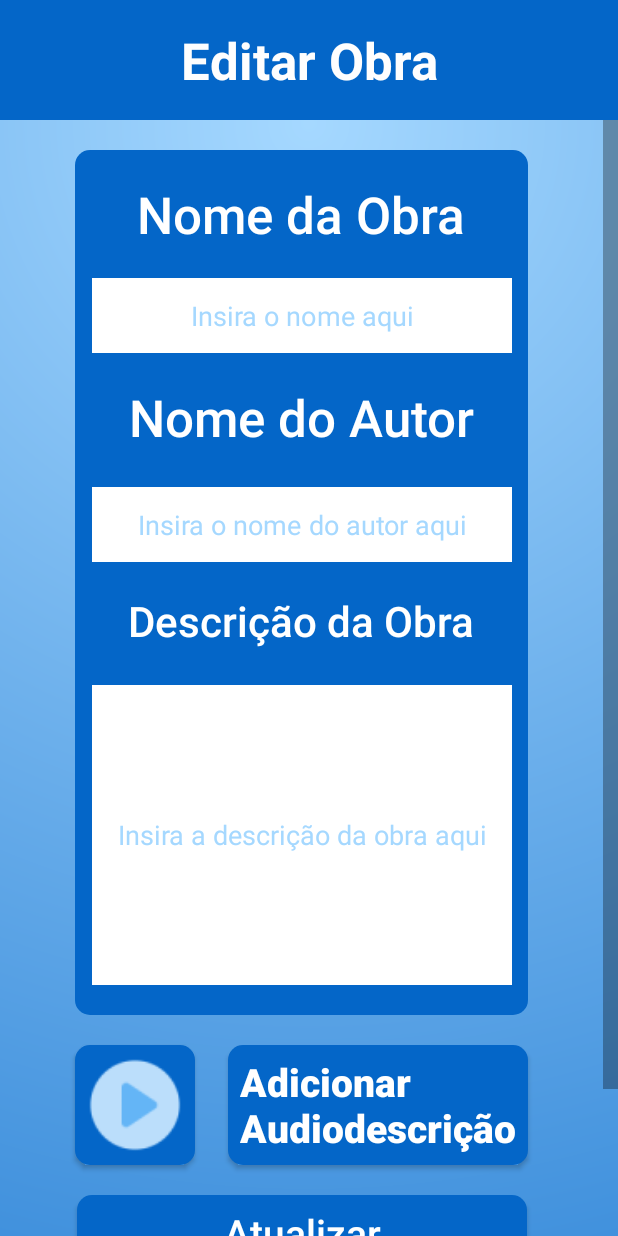
After one commit to pmas98/trabalhoDesMobile, an Android app: the EdicaoObra screen opened directly, with no data from a screen before it, on a phone screen of 412 x 824 dp. The commit adds this screen. Run offline under Robolectric (Android 15) with nearby library versions, the phone set to English and light mode, and no system bars; network calls fail.

Commit message:
botão de editar obras

```diff
--- a/app/src/main/AndroidManifest.xml
+++ b/app/src/main/AndroidManifest.xml
@@ -14,6 +14,9 @@
         android:supportsRtl="true"
         android:theme="@style/Theme.MobileProject"
         tools:targetApi="31">
+        <activity
+            android:name=".activities.EdicaoObra"
+            android:exported="false" />
         <activity
             android:name=".activities.SelecaoObras2"
             android:exported="true" />
--- /dev/null
+++ b/app/src/main/java/com/example/mobileproject/activities/EdicaoObra.kt
@@ -0,0 +1,12 @@
+package com.example.mobileproject.activities
+
+import androidx.appcompat.app.AppCompatActivity
+import android.os.Bundle
+import com.example.mobileproject.R
+
+class EdicaoObra : AppCompatActivity() {
+    override fun onCreate(savedInstanceState: Bundle?) {
+        super.onCreate(savedInstanceState)
+        setContentView(R.layout.activity_edicao_obra)
+    }
+}
--- a/app/src/main/java/com/example/mobileproject/activities/RecyclerViewAdapter.kt
+++ b/app/src/main/java/com/example/mobileproject/activities/RecyclerViewAdapter.kt
@@ -21,16 +21,16 @@ class SelecaoObrasAdapter(private val items: List<String>, val nomeObras: List<S
 
     inner class ViewHolder(view: View, nomes: List<String> = nomeObras.toList(), ids: List<String> = idsObras.toList(), screenContext: Context = context) : RecyclerView.ViewHolder(view) {
         val btn: Button = view.findViewById(R.id.ButtonSelecaoObras)
-
+        val btn_edit: Button = view.findViewById(R.id.buttonEditObra)
         init {
-            btn.setOnClickListener {
+            btn_edit.setOnClickListener {
                 Log.d("OkHTTP", btn.text.toString())
                 var index = nomes.indexOf(btn.text.toString())
                 Log.d("OkHTTP", index.toString())
                 Log.d("OkHTTP", ids.toString())
                 val id = ids[index]
                 Log.d("OkHTTP", id)
-                var intent = Intent(screenContext, CadastroExpo::class.java)
+                var intent = Intent(screenContext, EdicaoObra::class.java)
                 startActivity(screenContext, intent, null)
             }
         }
--- /dev/null
+++ b/app/src/main/res/drawable/cor_click_botao_vermelho.xml
@@ -0,0 +1,15 @@
+<?xml version="1.0" encoding="utf-8"?>
+<selector xmlns:android="http://schemas.android.com/apk/res/android">
+    <item android:state_pressed="true">
+        <shape android:shape="rectangle">
+            <solid android:color="@color/vermelho_secundario"/>
+            <corners android:radius="10dp"/>
+        </shape>
+    </item>
+    <item android:state_pressed="false">
+        <shape android:shape="rectangle">
+            <solid android:color="@color/vermelho_primario"/>
+            <corners android:radius="10dp"/>
+        </shape>
+    </item>
+</selector>
--- /dev/null
+++ b/app/src/main/res/layout/activity_edicao_obra.xml
@@ -0,0 +1,258 @@
+<androidx.constraintlayout.widget.ConstraintLayout xmlns:android="http://schemas.android.com/apk/res/android"
+xmlns:app="http://schemas.android.com/apk/res-auto"
+xmlns:tools="http://schemas.android.com/tools"
+android:layout_width="match_parent"
+android:layout_height="match_parent"
+android:fitsSystemWindows="true"
+tools:context=".activities.EdicaoObra">
+
+<LinearLayout
+    android:id="@+id/linearLayout"
+    android:layout_width="match_parent"
+    android:layout_height="match_parent"
+    android:background="@drawable/gradiente_padrao"
+    android:gravity="center_horizontal"
+    android:orientation="vertical">
+
+    <TextView
+        android:id="@+id/SelecaoObraHeader"
+        android:layout_width="match_parent"
+        android:layout_height="80dp"
+        android:background="#0466C8"
+        android:gravity="center"
+        android:text="Editar Obra"
+        android:textAlignment="center"
+        android:textColor="#FEFEFE"
+        android:textSize="34sp"
+        android:textStyle="bold" />
+
+    <ScrollView
+        android:layout_width="match_parent"
+        android:layout_height="match_parent"
+        android:scrollbarSize="10dp"
+        android:scrollbarStyle="insideInset"
+        android:scrollbars="vertical">
+
+        <androidx.constraintlayout.widget.ConstraintLayout
+            android:layout_width="match_parent"
+            android:layout_height="wrap_content">
+
+            <LinearLayout
+                android:id="@+id/linearLayout2"
+                android:layout_width="match_parent"
+                android:layout_height="wrap_content"
+                android:layout_marginStart="50dp"
+                android:layout_marginTop="20dp"
+                android:layout_marginEnd="50dp"
+                android:background="@drawable/bg_caixas"
+                android:gravity="center"
+                android:orientation="vertical"
+                app:layout_constraintEnd_toEndOf="parent"
+                app:layout_constraintStart_toStartOf="parent"
+                app:layout_constraintTop_toTopOf="parent">
+
+                <androidx.constraintlayout.widget.ConstraintLayout
+                    android:layout_width="match_parent"
+                    android:layout_height="match_parent"
+                    android:layout_marginBottom="20dp">
+
+                    <TextView
+                        android:id="@+id/label_nome_obra"
+                        android:layout_width="match_parent"
+                        android:layout_height="wrap_content"
+                        android:layout_marginStart="20dp"
+                        android:layout_marginTop="20dp"
+                        android:layout_marginEnd="20dp"
+                        android:fontFamily="sans-serif-medium"
+                        android:text="Nome da Obra"
+                        android:textAlignment="center"
+                        android:textColor="@color/white"
+                        android:textSize="34sp"
+                        app:layout_constraintEnd_toEndOf="parent"
+                        app:layout_constraintStart_toStartOf="parent"
+                        app:layout_constraintTop_toTopOf="parent" />
+
+                    <EditText
+                        android:id="@+id/input_obra_name"
+                        android:layout_width="280dp"
+                        android:layout_height="50dp"
+                        android:layout_marginStart="20dp"
+                        android:layout_marginTop="20dp"
+                        android:layout_marginEnd="20dp"
+                        android:background="@color/white"
+                        android:ems="10"
+                        android:hint="Insira o nome aqui"
+                        android:inputType="text"
+                        android:textAlignment="center"
+                        android:textColor="@color/black"
+                        android:textColorHint="@color/terciaria"
+                        app:layout_constraintEnd_toEndOf="parent"
+                        app:layout_constraintStart_toStartOf="parent"
+                        app:layout_constraintTop_toBottomOf="@+id/label_nome_obra" />
+
+                    <TextView
+                        android:id="@+id/label_autor_obra"
+                        android:layout_width="match_parent"
+                        android:layout_height="wrap_content"
+                        android:layout_marginStart="20dp"
+                        android:layout_marginTop="20dp"
+                        android:layout_marginEnd="20dp"
+                        android:fontFamily="sans-serif-medium"
+                        android:text="Nome do Autor"
+                        android:textAlignment="center"
+                        android:textColor="@color/white"
+                        android:textSize="34sp"
+                        app:layout_constraintEnd_toEndOf="parent"
+                        app:layout_constraintStart_toStartOf="parent"
+                        app:layout_constraintTop_toBottomOf="@+id/input_obra_name" />
+
+                    <EditText
+                        android:id="@+id/input_obra_autor"
+                        android:layout_width="280dp"
+                        android:layout_height="50dp"
+                        android:layout_marginStart="20dp"
+                        android:layout_marginTop="24dp"
+                        android:layout_marginEnd="20dp"
+                        android:background="@color/white"
+                        android:ems="10"
+                        android:hint="Insira o nome do autor aqui"
+                        android:inputType="text"
+                        android:textAlignment="center"
+                        android:textColor="@color/black"
+                        android:textColorHint="@color/terciaria"
+                        app:layout_constraintEnd_toEndOf="parent"
+                        app:layout_constraintStart_toStartOf="parent"
+                        app:layout_constraintTop_toBottomOf="@+id/label_autor_obra" />
+
+                    <TextView
+                        android:id="@+id/label_descricao_obra"
+                        android:layout_width="match_parent"
+                        android:layout_height="wrap_content"
+                        android:layout_marginStart="20dp"
+                        android:layout_marginTop="20dp"
+                        android:layout_marginEnd="20dp"
+                        android:fontFamily="sans-serif-medium"
+                        android:text="Descrição da Obra"
+                        android:textAlignment="center"
+                        android:textColor="@color/white"
+                        android:textSize="28sp"
+                        app:layout_constraintEnd_toEndOf="parent"
+                        app:layout_constraintStart_toStartOf="parent"
+                        app:layout_constraintTop_toBottomOf="@+id/input_obra_autor" />
+
+                    <EditText
+                        android:id="@+id/input_obra_description"
+                        android:layout_width="280dp"
+                        android:layout_height="200dp"
+                        android:layout_marginStart="20dp"
+                        android:layout_marginTop="24dp"
+                        android:layout_marginEnd="20dp"
+                        android:background="@color/white"
+                        android:ems="10"
+                        android:hint="Insira a descrição da obra aqui"
+                        android:inputType="textMultiLine"
+                        android:overScrollMode="always"
+                        android:scrollbarAlwaysDrawVerticalTrack="true"
+                        android:scrollbarSize="8dp"
+                        android:scrollbarStyle="insideOverlay"
+                        android:scrollbars="vertical"
+                        android:singleLine="false"
+                        android:textAlignment="center"
+                        android:textColor="@color/black"
+                        android:textColorHint="@color/terciaria"
+                        app:layout_constraintEnd_toEndOf="parent"
+                        app:layout_constraintStart_toStartOf="parent"
+                        app:layout_constraintTop_toBottomOf="@+id/label_descricao_obra" />
+
+                </androidx.constraintlayout.widget.ConstraintLayout>
+
+            </LinearLayout>
+
+            <Button
+                android:id="@+id/button_adicionar_audio"
+                android:layout_width="200dp"
+                android:layout_height="80dp"
+                android:layout_marginTop="20dp"
+                android:layout_marginEnd="50dp"
+                android:background="@drawable/cor_click_botao"
+                android:fontFamily="sans-serif-medium"
+                android:gravity="left|center_vertical"
+                android:paddingStart="8dp"
+                android:paddingEnd="5dp"
+                android:text="Adicionar Audiodescrição"
+                android:textAlignment="gravity"
+                android:textAllCaps="false"
+                android:textColor="@color/white"
+                android:textSize="26sp"
+                android:textStyle="bold"
+                android:typeface="normal"
+                app:cornerRadius="10dp"
+                app:layout_constraintEnd_toEndOf="parent"
+                app:layout_constraintTop_toBottomOf="@+id/linearLayout2" />
+
+            <Button
+                android:id="@+id/button_play_audio"
+                android:layout_width="80dp"
+                android:layout_height="80dp"
+                android:layout_marginStart="50dp"
+                android:layout_marginTop="20dp"
+                android:background="@drawable/cor_click_botao"
+                android:fontFamily="sans-serif-medium"
+                android:foreground="@mipmap/botao_play"
+                android:foregroundGravity="fill_horizontal|center_vertical|clip_horizontal|clip_vertical|center_horizontal|fill"
+                android:gravity="bottom|center"
+                android:textAlignment="center"
+                android:textAllCaps="false"
+                android:textColor="@color/white"
+                android:textSize="10sp"
+                android:textStyle="bold"
+                android:typeface="normal"
+                app:cornerRadius="10dp"
+                app:layout_constraintStart_toStartOf="parent"
+                app:layout_constraintTop_toBottomOf="@+id/linearLayout2" />
+
+            <Button
+                android:id="@+id/button_atualizar"
+                android:layout_width="300dp"
+                android:layout_height="50dp"
+                android:layout_marginTop="20dp"
+                android:background="@drawable/cor_click_botao"
+                android:fontFamily="sans-serif-medium"
+                android:gravity="center"
+                android:text="Atualizar"
+                android:textAllCaps="false"
+                android:textColor="@color/white"
+                android:textSize="26sp"
+                android:typeface="normal"
+                app:cornerRadius="10dp"
+                app:layout_constraintEnd_toEndOf="parent"
+                app:layout_constraintStart_toStartOf="parent"
+                app:layout_constraintTop_toBottomOf="@+id/button_adicionar_audio" />
+
+            <Button
+                android:id="@+id/button_apagar"
+                android:layout_width="300dp"
+                android:layout_height="50dp"
+                android:layout_marginTop="20dp"
+                android:layout_marginBottom="20dp"
+                android:background="@drawable/cor_click_botao_vermelho"
+                android:fontFamily="sans-serif-medium"
+                android:gravity="center"
+                android:text="Apagar"
+                android:textAllCaps="false"
+                android:textColor="@color/white"
+                android:textSize="26sp"
+                android:typeface="normal"
+                app:cornerRadius="10dp"
+                app:layout_constraintBottom_toBottomOf="parent"
+                app:layout_constraintEnd_toEndOf="parent"
+                app:layout_constraintStart_toStartOf="parent"
+                app:layout_constraintTop_toBottomOf="@+id/button_atualizar" />
+
+        </androidx.constraintlayout.widget.ConstraintLayout>
+    </ScrollView>
+
+</LinearLayout>
+
+
+</androidx.constraintlayout.widget.ConstraintLayout>
--- a/app/src/main/res/layout/selecao_obras_items_layout.xml
+++ b/app/src/main/res/layout/selecao_obras_items_layout.xml
@@ -9,9 +9,7 @@
         android:id="@+id/ButtonSelecaoObras"
         android:layout_width="300dp"
         android:layout_height="50dp"
-        android:layout_marginStart="106dp"
-        android:layout_marginEnd="105dp"
-        android:layout_marginBottom="140dp"
+        android:layout_marginEnd="60dp"
         android:background="@drawable/cor_click_botao"
         android:fontFamily="sans-serif-medium"
         android:gravity="center"
@@ -24,4 +22,16 @@
         app:layout_constraintStart_toStartOf="parent"
         app:layout_constraintTop_toTopOf="parent" />
 
+    <Button
+        android:id="@+id/buttonEditObra"
+        android:layout_width="50dp"
+        android:layout_height="50dp"
+        android:background="@drawable/cor_click_botao"
+        android:foreground="@mipmap/botao_edit"
+        app:cornerRadius="10dp"
+        app:layout_constraintEnd_toEndOf="parent"
+        app:layout_constraintHorizontal_bias="0.285"
+        app:layout_constraintStart_toEndOf="@+id/ButtonSelecaoObras"
+        app:layout_constraintTop_toTopOf="parent" />
+
 </androidx.constraintlayout.widget.ConstraintLayout>
--- a/app/src/main/res/values/colors.xml
+++ b/app/src/main/res/values/colors.xml
@@ -5,4 +5,6 @@
     <color name="primaria">#0466c8</color>
     <color name="secundaria">#001233</color>
     <color name="terciaria">#a5d8ff</color>
+    <color name="vermelho_primario">#c22108</color>
+    <color name="vermelho_secundario">#540b00</color>
 </resources>
```
Also changed, not shown: app/src/main/res/mipmap-hdpi/botao_edit.png (added), app/src/main/res/mipmap-hdpi/botao_play.png (added), app/src/main/res/mipmap-mdpi/botao_edit.png (added), app/src/main/res/mipmap-mdpi/botao_play.png (added), app/src/main/res/mipmap-xhdpi/botao_edit.png (added), app/src/main/res/mipmap-xhdpi/botao_play.png (added), app/src/main/res/mipmap-xxhdpi/botao_edit.png (added), app/src/main/res/mipmap-xxhdpi/botao_play.png (added), app/src/main/res/mipmap-xxxhdpi/botao_edit.png (added), app/src/main/res/mipmap-xxxhdpi/botao_play.png (added).
